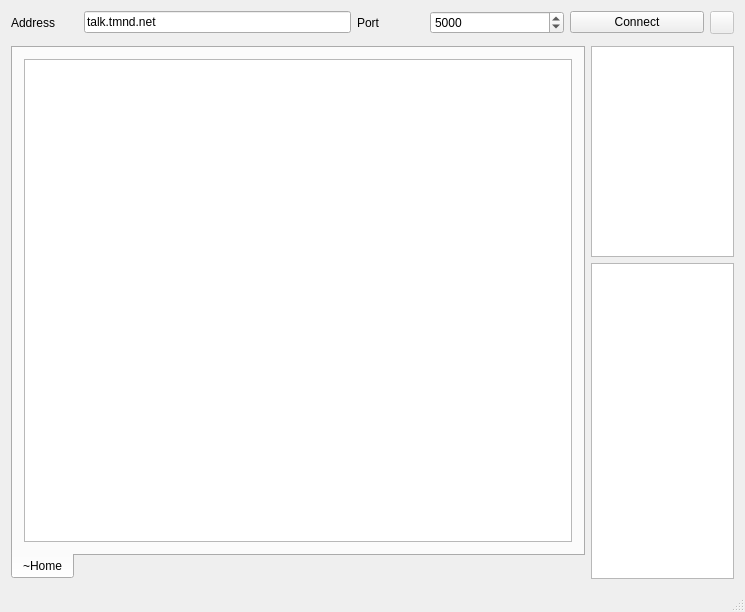
kacperkolodziej/QTMD, file qtmdmain.ui: the form before one commit.
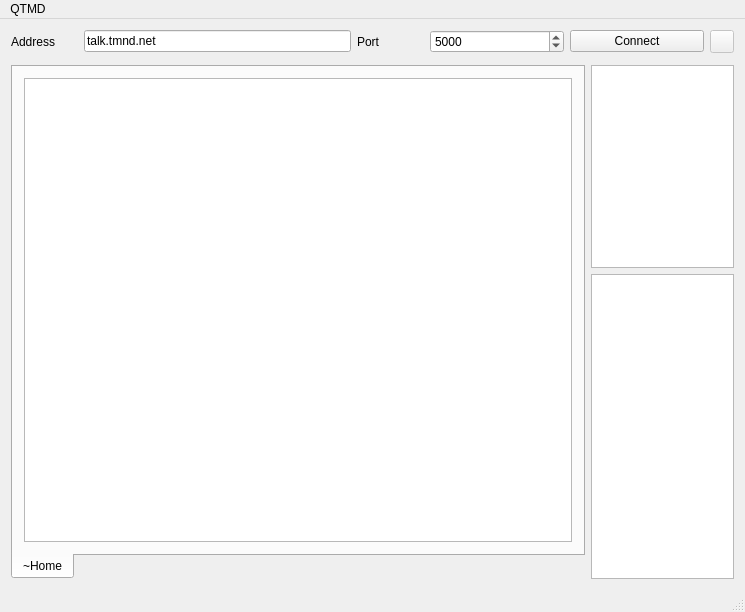
The form after the commit. Icons and pictures are not drawn.

Commit message: added menu to menu bar, close and disconnect confirmation

What changed in the file:
```diff
--- a/qtmdmain.ui
+++ b/qtmdmain.ui
@@ -157,6 +157,18 @@
      <height>29</height>
     </rect>
    </property>
+   <widget class="QMenu" name="menuQTMD">
+    <property name="title">
+     <string>QTMD</string>
+    </property>
+    <addaction name="actionAbout_QTMD"/>
+    <addaction name="actionAbout_Tamandua"/>
+    <addaction name="actionAbout_Author"/>
+    <addaction name="separator"/>
+    <addaction name="actionUpdate_QTMD"/>
+    <addaction name="actionQuit"/>
+   </widget>
+   <addaction name="menuQTMD"/>
   </widget>
   <widget class="QStatusBar" name="statusBar"/>
  </widget>
```
Left out of the diff: 25 changed lines with no effect on the pictures. The commit also changes 3 other files.
